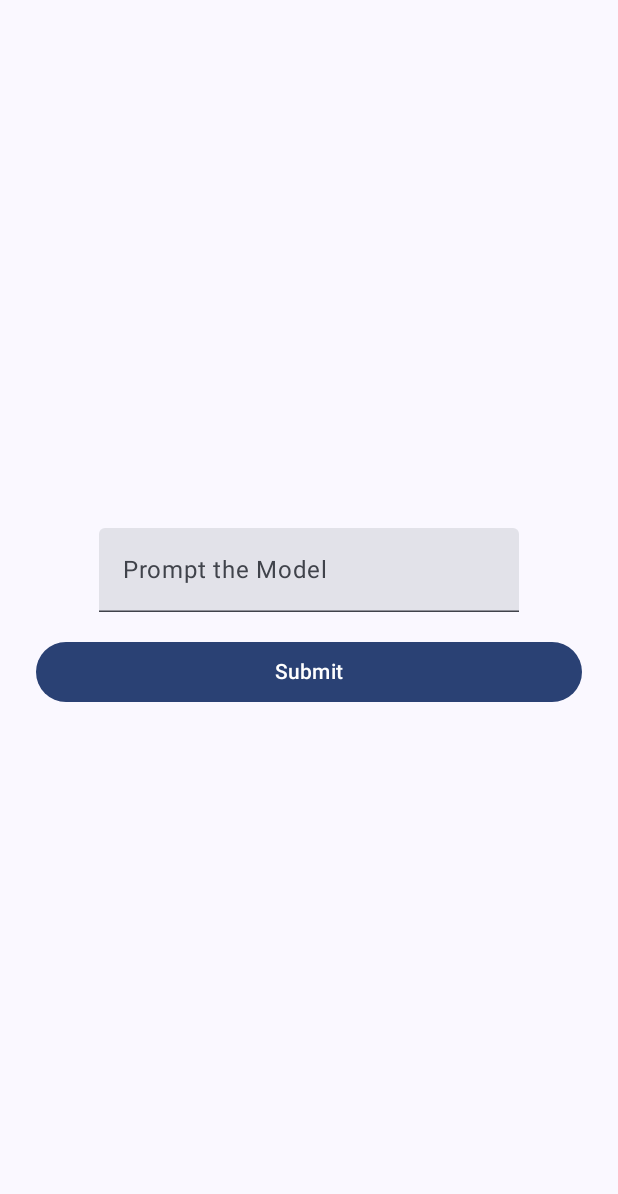
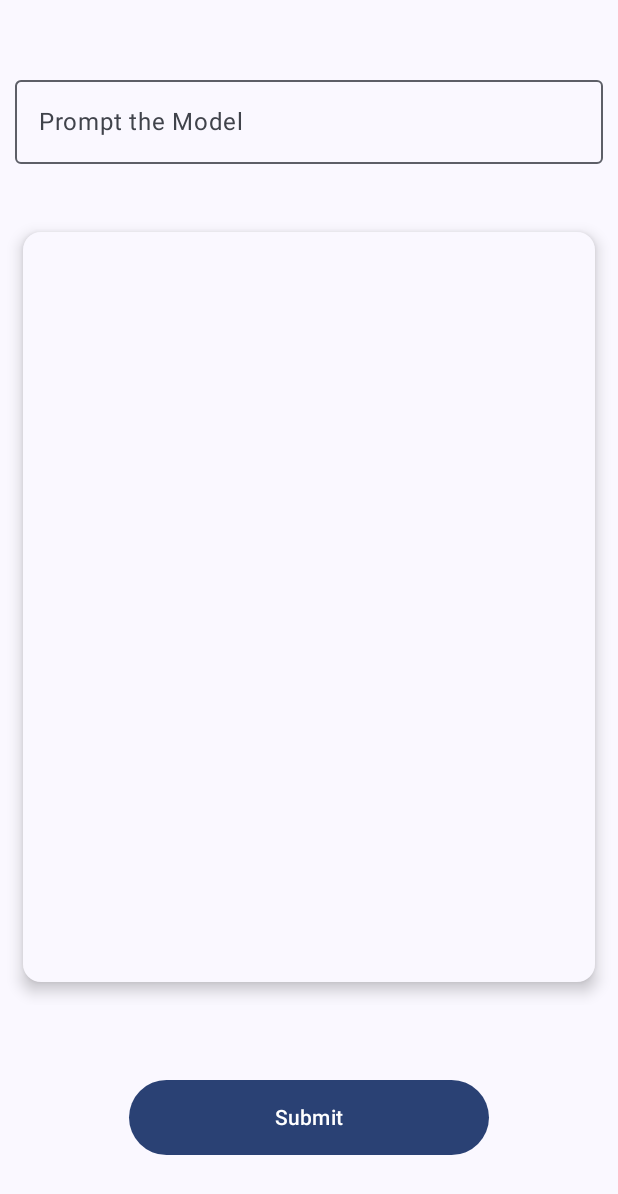
Before and after one commit to Dbriane208/Mimi, an Android app built with Jetpack Compose: the TriviaScreen screen opened through its navigation route, on a phone screen of 412 x 824 dp. Shown: the top 1194 px of the screen. Run offline under Robolectric (Android 15) with nearby library versions, the phone set to English and light mode, and no system bars; libraries missing offline, so code that uses them is left out: com.google.ai.client; 1 statement that could not run was skipped.

Commit message:
Feat: Re-designed the Trivia screen

```diff
--- a/app/src/main/java/daniel/brian/mimi/navigation/Navigation.kt
+++ b/app/src/main/java/daniel/brian/mimi/navigation/Navigation.kt
@@ -9,14 +9,14 @@ import daniel.brian.mimi.screens.HomeScreen
 import daniel.brian.mimi.screens.TriviaScreen
 
 @Composable
-fun Navigation(modifier: Modifier = Modifier) {
+fun Navigation() {
     val navController = rememberNavController()
     NavHost(navController = navController, startDestination = MimiScreens.HomeScreen.name){
         composable(MimiScreens.HomeScreen.name){
             HomeScreen(modifier = Modifier,navController = navController)
         }
         composable(MimiScreens.TriviaScreen.name){
-            TriviaScreen(navController = navController)
+            TriviaScreen()
         }
     }
 }
--- a/app/src/main/java/daniel/brian/mimi/screens/HomeScreen.kt
+++ b/app/src/main/java/daniel/brian/mimi/screens/HomeScreen.kt
@@ -57,6 +57,7 @@ fun HomeScreen(
             modifier = Modifier
                 .fillMaxWidth()
                 .size(width = 240.dp, height = 100.dp)
+                .padding(10.dp)
         ) {
 
             Row(
--- a/app/src/main/java/daniel/brian/mimi/screens/TriviaScreen.kt
+++ b/app/src/main/java/daniel/brian/mimi/screens/TriviaScreen.kt
@@ -3,20 +3,25 @@ package daniel.brian.mimi.screens
 import androidx.compose.animation.AnimatedVisibility
 import androidx.compose.foundation.layout.Arrangement
 import androidx.compose.foundation.layout.Column
+import androidx.compose.foundation.layout.Row
 import androidx.compose.foundation.layout.Spacer
 import androidx.compose.foundation.layout.fillMaxSize
 import androidx.compose.foundation.layout.fillMaxWidth
 import androidx.compose.foundation.layout.height
 import androidx.compose.foundation.layout.padding
+import androidx.compose.foundation.layout.size
 import androidx.compose.foundation.layout.wrapContentHeight
 import androidx.compose.foundation.rememberScrollState
+import androidx.compose.foundation.shape.RoundedCornerShape
 import androidx.compose.foundation.verticalScroll
 import androidx.compose.material3.Button
+import androidx.compose.material3.CardDefaults
 import androidx.compose.material3.CircularProgressIndicator
+import androidx.compose.material3.ElevatedCard
 import androidx.compose.material3.MaterialTheme
+import androidx.compose.material3.OutlinedTextField
 import androidx.compose.material3.Surface
 import androidx.compose.material3.Text
-import androidx.compose.material3.TextField
 import androidx.compose.runtime.Composable
 import androidx.compose.runtime.getValue
 import androidx.compose.runtime.mutableStateOf
@@ -25,35 +30,35 @@ import androidx.compose.runtime.rememberCoroutineScope
 import androidx.compose.runtime.setValue
 import androidx.compose.ui.Alignment
 import androidx.compose.ui.Modifier
+import androidx.compose.ui.draw.clip
+import androidx.compose.ui.graphics.Brush
+import androidx.compose.ui.graphics.Color
+import androidx.compose.ui.res.stringResource
+import androidx.compose.ui.text.TextStyle
+import androidx.compose.ui.text.font.FontWeight
+import androidx.compose.ui.text.style.TextAlign
+import androidx.compose.ui.tooling.preview.Preview
 import androidx.compose.ui.unit.dp
+import androidx.compose.ui.unit.sp
 import androidx.navigation.NavController
+import androidx.navigation.compose.rememberNavController
 import com.google.ai.client.generativeai.GenerativeModel
 import com.google.ai.client.generativeai.type.content
 import daniel.brian.mimi.BuildConfig
+import daniel.brian.mimi.R
+import daniel.brian.mimi.ui.theme.Blue
+import daniel.brian.mimi.ui.theme.Pink40
+import daniel.brian.mimi.ui.theme.poppinsFamily
 import kotlinx.coroutines.launch
 
 @Composable
 fun TriviaScreen(
-    modifier: Modifier = Modifier,
-    navController: NavController
+    modifier: Modifier = Modifier
 ) {
     val generativeModel = GenerativeModel(
         modelName = "gemini-1.5-pro",
         apiKey = BuildConfig.API_KEY
     )
-    Surface(
-        modifier = Modifier.fillMaxSize(),
-        color = MaterialTheme.colorScheme.background
-    ) {
-        Column(modifier = Modifier
-            .fillMaxWidth()
-            .wrapContentHeight()
-            .verticalScroll(rememberScrollState())
-            .padding(24.dp),
-            verticalArrangement = Arrangement.Center,
-            horizontalAlignment = Alignment.CenterHorizontally
-        ) {
-            val coroutineScope = rememberCoroutineScope()
 
     var input by remember { mutableStateOf("") }
 
@@ -61,36 +66,101 @@ fun TriviaScreen(
 
     var isProcessing by remember { mutableStateOf(false) }
 
-            TextField(
-                modifier = Modifier,
+    Surface(
+        modifier = Modifier.fillMaxSize(),
+        color = MaterialTheme.colorScheme.background
+    ) {
+        Column(
+            modifier = Modifier.fillMaxSize(),
+            horizontalAlignment = Alignment.CenterHorizontally
+        ) {
+
+            Row(modifier = Modifier
+                .fillMaxWidth()
+                .padding(top = 15.dp),
+                horizontalArrangement = Arrangement.Center,
+                verticalAlignment = Alignment.CenterVertically
+            ) {
+
+                OutlinedTextField(
+                    modifier = Modifier
+                        .fillMaxWidth()
+                        .padding(start = 10.dp, end = 10.dp, top = 30.dp),
                     value = input,
                     onValueChange = { input = it },
                     label = { Text("Prompt the Model") }
                 )
+            }
 
+            Spacer(modifier = Modifier.height(30.dp))
+
+            Column(
+                modifier = Modifier
+                    .fillMaxWidth()
+                    .wrapContentHeight()
+                    .verticalScroll(rememberScrollState())
+                    .padding(15.dp)
+            ) {
+                ElevatedCard(
+                    modifier = modifier
+                        .fillMaxWidth()
+                        .size(width = 240.dp, height = 500.dp),
+                    colors = CardDefaults.cardColors(
+                        containerColor = MaterialTheme.colorScheme.background
+                    ),
+                    elevation = CardDefaults.cardElevation(
+                        defaultElevation = 6.dp
+                    )
+                ) {
                     Spacer(modifier = Modifier.height(16.dp))
 
-            Button(onClick = {
+                    AnimatedVisibility(visible = isProcessing) {
+                        CircularProgressIndicator()
+                    }
+                    AnimatedVisibility(visible = result.isNotBlank()) {
+                        Text(
+                            modifier = modifier,
+                            text = result,
+                            textAlign = TextAlign.Center
+                        )
+                    }
+                }
+            }
+
+            Spacer(modifier = Modifier.height(50.dp))
+
+            Row(
+                modifier = Modifier.size(width = 240.dp, height = 50.dp),
+                horizontalArrangement = Arrangement.Center,
+                verticalAlignment = Alignment.CenterVertically
+            ) {
+                val coroutineScope = rememberCoroutineScope()
+
+                Button(
+                    onClick = {
                         coroutineScope.launch {
-                    isProcessing=true
+                            isProcessing = true
                             val inputContent = content {
                                 text(input)
                             }
                             val response = generativeModel.generateContent(inputContent)
                             result = response.text.toString()
-                    isProcessing=false
+                            isProcessing = false
                         }
-            }, modifier = Modifier.fillMaxWidth()
+                    },
+                    modifier = Modifier.size(width = 240.dp, height = 50.dp),
                 ) {
                     Text(text = "Submit")
-            }
-            AnimatedVisibility(visible = isProcessing) {
-                CircularProgressIndicator()
-            }
-            AnimatedVisibility(visible = result.isNotBlank()) {
-                Text(text = result)
                 }
             }
         }
 
+
+
     }
+}
+@Preview
+@Composable
+fun TriviaScreenPreview(modifier: Modifier = Modifier) {
+    TriviaScreen()
+}
```
Lines whose indentation alone changed are shown as unchanged.
